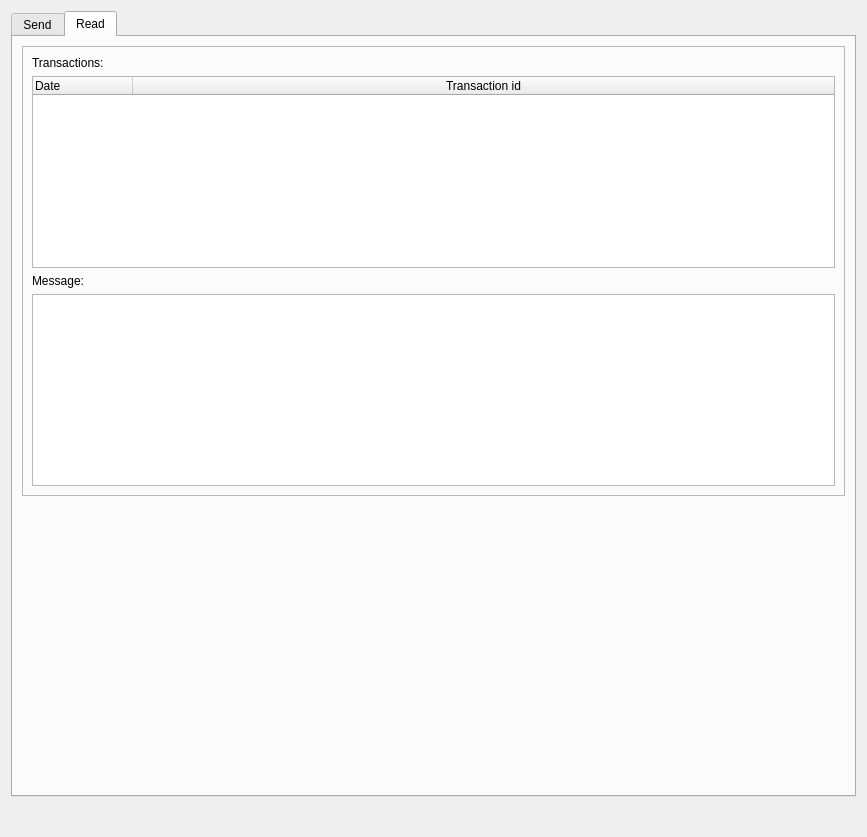
The window that src/qt/forms/messengerpage.ui (BlockStamp/bstnew) describes before a commit, drawn with Qt 5.
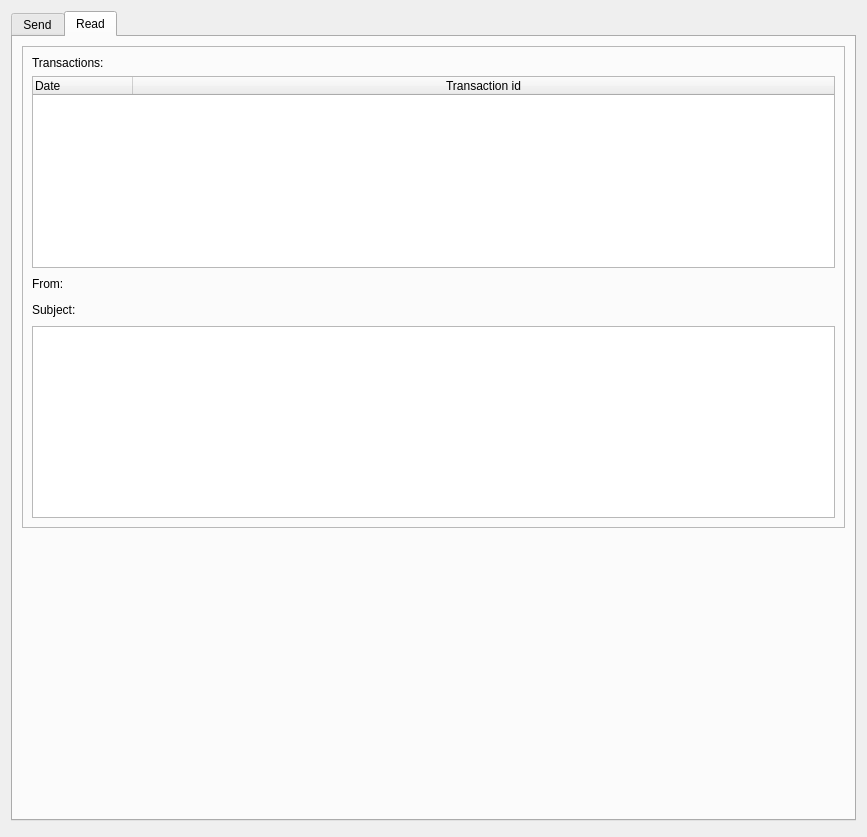
The same window after the commit. The open tabs and pages were chosen to show the change. Icons and pictures are not drawn. Custom widgets are drawn as their Qt base class.

Commit message: added fields 'from' and 'subject' to encrypted messages, adjusted UI and rpc commands

```diff
--- a/src/qt/forms/messengerpage.ui
+++ b/src/qt/forms/messengerpage.ui
@@ -626,6 +626,16 @@
             <item>
              <widget class="QTextEdit" name="addressEdit"/>
             </item>
+            <item>
+             <widget class="QLabel" name="subjectLabel">
+              <property name="text">
+               <string>Subject:</string>
+              </property>
+             </widget>
+            </item>
+            <item>
+             <widget class="QLineEdit" name="subjectEdit"/>
+            </item>
             <item>
              <widget class="QLabel" name="messageLabel">
               <property name="text">
@@ -1289,11 +1299,66 @@
              </widget>
             </item>
             <item>
-             <widget class="QLabel" name="readMessageLabel">
-              <property name="text">
-               <string>Message:</string>
-              </property>
-             </widget>
+             <layout class="QHBoxLayout" name="fromHorizontalLayout">
+              <item>
+               <widget class="QLabel" name="fromConstLabel">
+                <property name="text">
+                 <string>From: </string>
+                </property>
+               </widget>
+              </item>
+              <item>
+               <widget class="QLabel" name="fromLabel">
+                <property name="text">
+                 <string/>
+                </property>
+               </widget>
+              </item>
+              <item>
+               <spacer name="horizontalSpacer">
+                <property name="orientation">
+                 <enum>Qt::Horizontal</enum>
+                </property>
+                <property name="sizeHint" stdset="0">
+                 <size>
+                  <width>40</width>
+                  <height>20</height>
+                 </size>
+                </property>
+               </spacer>
+              </item>
+             </layout>
+            </item>
+            <item>
+             <layout class="QHBoxLayout" name="subjectHorizontalLayout">
+              <item>
+               <widget class="QLabel" name="subjectConstLabel">
+                <property name="text">
+                 <string>Subject: </string>
+                </property>
+               </widget>
+              </item>
+              <item>
+               <widget class="QLabel" name="subjectReadLabel">
+                <property name="text">
+                 <string/>
+                </property>
+               </widget>
+              </item>
+              <item>
+               <spacer name="horizontalSpacer_4">
+                <property name="orientation">
+                 <enum>Qt::Horizontal</enum>
+                </property>
+                <property name="sizeHint" stdset="0">
+                 <size>
+                  <width>40</width>
+                  <height>20</height>
+                 </size>
+                </property>
+               </spacer>
+              </item>
+             </layout>
             </item>
             <item>
              <widget class="QPlainTextEdit" name="messageViewEdit">
```
The commit also changes 6 other files.
